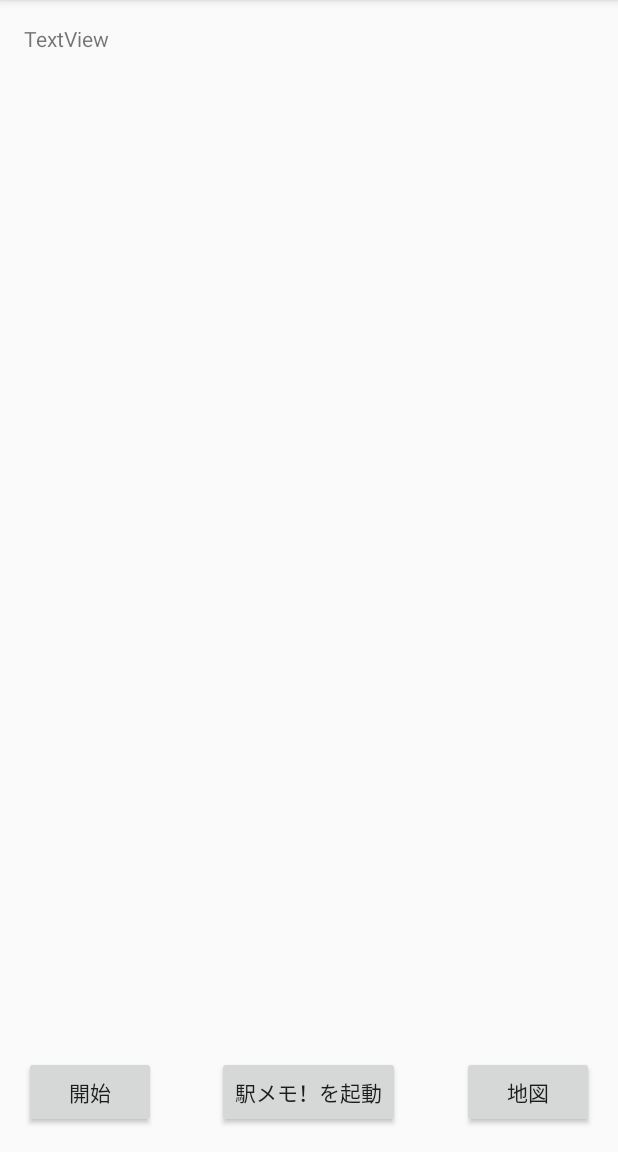
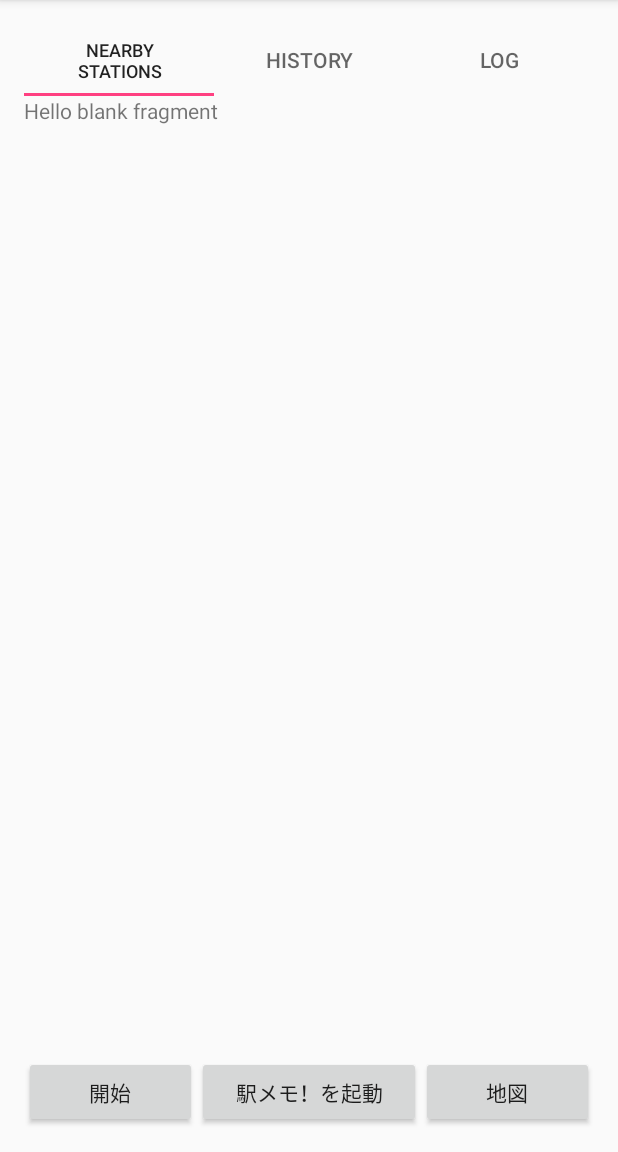
Before and after one commit to Masterisk-F/AccessSupporter, an Android app: the screen it shows after launch (MainActivity), on a phone screen of 412 x 824 dp, the part 84-1236 px from its top. Run offline under Robolectric (Android 15) with nearby library versions, the phone set to English and light mode, and no system bars; 1 statement that could not run was skipped.

Commit message:
TabLayoutとそのFragmentをとりあえず実装

```diff
--- a/app/build.gradle
+++ b/app/build.gradle
@@ -24,8 +24,9 @@ dependencies {
     androidTestCompile('com.android.support.test.espresso:espresso-core:2.2.2', {
         exclude group: 'com.android.support', module: 'support-annotations'
     })
+    compile project(':openCVLibrary320')
     compile 'com.android.support:appcompat-v7:24.2.1'
+    compile 'com.android.support:design:25.3.1'
+    compile 'com.android.support:support-v4:24.2.1'
     testCompile 'junit:junit:4.12'
-    compile project(':openCVLibrary320')
-    compile 'com.android.support:design:25.3.1'
 }
--- a/app/src/main/java/com/poyashimitter/accesssupporter/MainActivity.java
+++ b/app/src/main/java/com/poyashimitter/accesssupporter/MainActivity.java
@@ -2,12 +2,14 @@ package com.poyashimitter.accesssupporter;
 
 import android.app.ActivityManager;
 import android.app.ActivityManager.RunningServiceInfo;
-import android.content.BroadcastReceiver;
-import android.content.Context;
 import android.content.Intent;
-import android.content.IntentFilter;
 import android.content.pm.PackageManager;
+import android.net.Uri;
 import android.os.Bundle;
+import android.support.design.widget.TabLayout;
+import android.support.v4.app.Fragment;
+import android.support.v4.app.FragmentPagerAdapter;
+import android.support.v4.view.ViewPager;
 import android.support.v7.app.AppCompatActivity;
 import android.util.Log;
 import android.view.Menu;
@@ -15,25 +17,30 @@ import android.view.MenuItem;
 import android.view.View;
 import android.view.Window;
 import android.widget.Button;
-import android.widget.TextView;
 import android.widget.Toast;
 
 import com.poyashimitter.accesssupporter.Setting.SettingActivity;
+import com.poyashimitter.accesssupporter.Tabs.HistoryOfStationsFragment;
+import com.poyashimitter.accesssupporter.Tabs.LogFragment;
+import com.poyashimitter.accesssupporter.Tabs.NearbyStationsFragment;
 
 import org.opencv.android.OpenCVLoader;
 
 import java.util.List;
 
 
-public class MainActivity extends AppCompatActivity implements View.OnClickListener{
+public class MainActivity extends AppCompatActivity
+		implements View.OnClickListener,NearbyStationsFragment.OnFragmentInteractionListener,
+		HistoryOfStationsFragment.OnFragmentInteractionListener,
+		LogFragment.OnFragmentInteractionListener{
 	Button notification;
 	Button launchEkimemo;
 	Button displayMap;
 
-	TextView logTextView;
+	/*TextView logTextView;
 	BroadcastReceiver eventReceiver;
 	IntentFilter eventFilter;
-
+	*/
 
 
 	static {
@@ -55,6 +62,8 @@ public class MainActivity extends AppCompatActivity implements View.OnClickListe
 			Log.i("OpenCV", "successfully built !");
 		}
 
+		setTabAndPager();
+
 
 		notification=(Button)findViewById(R.id.notification);
 		if(serviceRunning()){//判定条件これで良い？？
@@ -70,8 +79,8 @@ public class MainActivity extends AppCompatActivity implements View.OnClickListe
 
 		Intent in=new Intent(MainActivity.this,AccessSupporterService.class);
 		startService(in.setAction("activityCreated"));
-
-		logTextView=(TextView)findViewById(R.id.logTextView);
+		/*
+		logTextView=(TextView)findViewById(logTextView);
 
 
 		//Serviceからのメッセージを受け取るための設定
@@ -81,23 +90,85 @@ public class MainActivity extends AppCompatActivity implements View.OnClickListe
 				if(logTextView!=null){
 					String str=intent.getStringExtra(AccessSupporterService.STATUS_CHANGED);
 					str+="\n"+logTextView.getText();
-					str=str.substring(0,Math.min(str.length(),2000));
+					str=str.substring(0,Math.min(str.length(),4000));
 					logTextView.setText(str);
 				}
 			}
 		};
 		eventFilter=new IntentFilter();
 		eventFilter.addAction(AccessSupporterService.STATUS_CHANGED);
-		registerReceiver(eventReceiver,eventFilter);
+		registerReceiver(eventReceiver,eventFilter);*/
 	}
 
 
+	void setTabAndPager(){
+		final String[] title={"nearby stations","history","log"};
+
+		TabLayout tabLayout=(TabLayout)findViewById(R.id.tabs);
+		for(int i=0;i<title.length;i++){
+			tabLayout.addTab(tabLayout.newTab());
+		}
+
+		ViewPager viewPager=(ViewPager)findViewById(R.id.pager);
+		viewPager.setAdapter(new FragmentPagerAdapter(getSupportFragmentManager()) {
+			@Override
+			public Fragment getItem(int position) {
+				Fragment fragment=null;
+				switch(position){
+					case 0:
+						fragment= HistoryOfStationsFragment.newInstance(null,null);
+						break;
+					case 1:
+						fragment= NearbyStationsFragment.newInstance(null,null);
+						break;
+					case 2:
+						fragment= LogFragment.newInstance(null,null);
+						break;
+				}
+				return fragment;
+			}
+
+			@Override
+			public int getCount() {
+				return title.length;
+			}
+
+			@Override
+			public CharSequence getPageTitle(int position) {
+				return title[position];
+			}
+		});
+
+		viewPager.addOnPageChangeListener(new ViewPager.OnPageChangeListener() {
+			@Override
+			public void onPageScrolled(int position, float positionOffset, int positionOffsetPixels) {
+
+			}
+
+			@Override
+			public void onPageSelected(int position) {
+
+			}
+
+			@Override
+			public void onPageScrollStateChanged(int state) {
+
+			}
+		});
+		tabLayout.setupWithViewPager(viewPager);
+	}
+
+
+	@Override
+	public void onFragmentInteraction(Uri uri) {
+
+	}
 
 	@Override
 	protected void onDestroy() {
 		Intent in=new Intent(MainActivity.this,AccessSupporterService.class);
 		startService(in.setAction("activityDestroyed"));
-		unregisterReceiver(eventReceiver);
+		//unregisterReceiver(eventReceiver);
 		super.onDestroy();
 	}
 
@@ -105,7 +176,7 @@ public class MainActivity extends AppCompatActivity implements View.OnClickListe
 	public void onClick(View v) {
 		switch(v.getId()){
 			case R.id.notification:
-				logTextView.setText("");
+				//logTextView.setText("");
 				Intent in=new Intent(MainActivity.this,AccessSupporterService.class);
 				if(/*!serviceRunning()*/notification.getText().equals("開始")){
 					startService(in.setAction("start"));
@@ -152,7 +223,6 @@ public class MainActivity extends AppCompatActivity implements View.OnClickListe
 		ActivityManager am = (ActivityManager)this.getSystemService(ACTIVITY_SERVICE);
 		List<RunningServiceInfo> listServiceInfo = am.getRunningServices(Integer.MAX_VALUE);
 		for (RunningServiceInfo curr : listServiceInfo) {
-			//Log.d("AccessSupporter",curr.service.getClassName());
 			// クラス名を比較
 			if (curr.service.getClassName().equals(AccessSupporterService.class.getName())) {
 				// 実行中のサービスと一致
--- /dev/null
+++ b/app/src/main/java/com/poyashimitter/accesssupporter/Tabs/HistoryOfStationsFragment.java
@@ -0,0 +1,109 @@
+package com.poyashimitter.accesssupporter.Tabs;
+
+import android.content.Context;
+import android.net.Uri;
+import android.os.Bundle;
+import android.support.v4.app.Fragment;
+import android.view.LayoutInflater;
+import android.view.View;
+import android.view.ViewGroup;
+
+import com.poyashimitter.accesssupporter.R;
+
+/**
+ * A simple {@link Fragment} subclass.
+ * Activities that contain this fragment must implement the
+ * {@link HistoryOfStationsFragment.OnFragmentInteractionListener} interface
+ * to handle interaction events.
+ * Use the {@link HistoryOfStationsFragment#newInstance} factory method to
+ * create an instance of this fragment.
+ *
+ */
+public class HistoryOfStationsFragment extends Fragment {
+    // TODO: Rename parameter arguments, choose names that match
+    // the fragment initialization parameters, e.g. ARG_ITEM_NUMBER
+    private static final String ARG_PARAM1 = "param1";
+    private static final String ARG_PARAM2 = "param2";
+
+    // TODO: Rename and change types of parameters
+    private String mParam1;
+    private String mParam2;
+
+    private OnFragmentInteractionListener mListener;
+
+    /**
+     * Use this factory method to create a new instance of
+     * this fragment using the provided parameters.
+     *
+     * @param param1 Parameter 1.
+     * @param param2 Parameter 2.
+     * @return A new instance of fragment HistoryOfStationsFragment.
+     */
+    // TODO: Rename and change types and number of parameters
+    public static HistoryOfStationsFragment newInstance(String param1, String param2) {
+        HistoryOfStationsFragment fragment = new HistoryOfStationsFragment();
+        Bundle args = new Bundle();
+        args.putString(ARG_PARAM1, param1);
+        args.putString(ARG_PARAM2, param2);
+        fragment.setArguments(args);
+        return fragment;
+    }
+    public HistoryOfStationsFragment() {
+        // Required empty public constructor
+    }
+
+    @Override
+    public void onCreate(Bundle savedInstanceState) {
+        super.onCreate(savedInstanceState);
+        if (getArguments() != null) {
+            mParam1 = getArguments().getString(ARG_PARAM1);
+            mParam2 = getArguments().getString(ARG_PARAM2);
+        }
+    }
+
+    @Override
+    public View onCreateView(LayoutInflater inflater, ViewGroup container,
+                             Bundle savedInstanceState) {
+        // Inflate the layout for this fragment
+        return inflater.inflate(R.layout.fragment_history_of_stations, container, false);
+    }
+
+    // TODO: Rename method, update argument and hook method into UI event
+    public void onButtonPressed(Uri uri) {
+        if (mListener != null) {
+            mListener.onFragmentInteraction(uri);
+        }
+    }
+
+    @Override
+    public void onAttach(Context context) {
+        super.onAttach(context);
+        if (context instanceof OnFragmentInteractionListener) {
+            mListener = (OnFragmentInteractionListener) context;
+        } else {
+            throw new RuntimeException(context.toString()
+                    + " must implement OnFragmentInteractionListener");
+        }
+    }
+
+    @Override
+    public void onDetach() {
+        super.onDetach();
+        mListener = null;
+    }
+
+    /**
+     * This interface must be implemented by activities that contain this
+     * fragment to allow an interaction in this fragment to be communicated
+     * to the activity and potentially other fragments contained in that
+     * activity.
+     * <p>
+     * See the Android Training lesson <a href=
+     * "http://developer.android.com/training/basics/fragments/communicating.html"
+     * >Communicating with Other Fragments</a> for more information.
+     */
+    public interface OnFragmentInteractionListener {
+        // TODO: Update argument type and name
+        void onFragmentInteraction(Uri uri);
+    }
+}
--- /dev/null
+++ b/app/src/main/java/com/poyashimitter/accesssupporter/Tabs/NearbyStationsFragment.java
@@ -0,0 +1,109 @@
+package com.poyashimitter.accesssupporter.Tabs;
+
+import android.content.Context;
+import android.net.Uri;
+import android.os.Bundle;
+import android.support.v4.app.Fragment;
+import android.view.LayoutInflater;
+import android.view.View;
+import android.view.ViewGroup;
+
+import com.poyashimitter.accesssupporter.R;
+
+/**
+ * A simple {@link Fragment} subclass.
+ * Activities that contain this fragment must implement the
+ * {@link NearbyStationsFragment.OnFragmentInteractionListener} interface
+ * to handle interaction events.
+ * Use the {@link NearbyStationsFragment#newInstance} factory method to
+ * create an instance of this fragment.
+ */
+public class NearbyStationsFragment extends Fragment {
+	// TODO: Rename parameter arguments, choose names that match
+	// the fragment initialization parameters, e.g. ARG_ITEM_NUMBER
+	private static final String ARG_PARAM1 = "param1";
+	private static final String ARG_PARAM2 = "param2";
+
+	// TODO: Rename and change types of parameters
+	private String mParam1;
+	private String mParam2;
+
+	private OnFragmentInteractionListener mListener;
+
+	public NearbyStationsFragment() {
+		// Required empty public constructor
+	}
+
+	/**
+	 * Use this factory method to create a new instance of
+	 * this fragment using the provided parameters.
+	 *
+	 * @param param1 Parameter 1.
+	 * @param param2 Parameter 2.
+	 * @return A new instance of fragment NearbyStationsFragment.
+	 */
+	// TODO: Rename and change types and number of parameters
+	public static NearbyStationsFragment newInstance(String param1, String param2) {
+		NearbyStationsFragment fragment = new NearbyStationsFragment();
+		Bundle args = new Bundle();
+		args.putString(ARG_PARAM1, param1);
+		args.putString(ARG_PARAM2, param2);
+		fragment.setArguments(args);
+		return fragment;
+	}
+
+	@Override
+	public void onCreate(Bundle savedInstanceState) {
+		super.onCreate(savedInstanceState);
+		if(getArguments() != null){
+			mParam1 = getArguments().getString(ARG_PARAM1);
+			mParam2 = getArguments().getString(ARG_PARAM2);
+		}
+	}
+
+	@Override
+	public View onCreateView(LayoutInflater inflater, ViewGroup container,
+							 Bundle savedInstanceState) {
+		// Inflate the layout for this fragment
+		return inflater.inflate(R.layout.fragment_nearby_stations, container, false);
+	}
+
+	// TODO: Rename method, update argument and hook method into UI event
+	public void onButtonPressed(Uri uri) {
+		if(mListener != null){
+			mListener.onFragmentInteraction(uri);
+		}
+	}
+
+	@Override
+	public void onAttach(Context context) {
+		super.onAttach(context);
+		if(context instanceof OnFragmentInteractionListener){
+			mListener = (OnFragmentInteractionListener)context;
+		}else{
+			throw new RuntimeException(context.toString()
+					+ " must implement OnFragmentInteractionListener");
+		}
+	}
+
+	@Override
+	public void onDetach() {
+		super.onDetach();
+		mListener = null;
+	}
+
+	/**
+	 * This interface must be implemented by activities that contain this
+	 * fragment to allow an interaction in this fragment to be communicated
+	 * to the activity and potentially other fragments contained in that
+	 * activity.
+	 * <p>
+	 * See the Android Training lesson <a href=
+	 * "http://developer.android.com/training/basics/fragments/communicating.html"
+	 * >Communicating with Other Fragments</a> for more information.
+	 */
+	public interface OnFragmentInteractionListener {
+		// TODO: Update argument type and name
+		void onFragmentInteraction(Uri uri);
+	}
+}
--- a/app/src/main/res/layout/activity_main.xml
+++ b/app/src/main/res/layout/activity_main.xml
@@ -10,37 +10,82 @@
     android:paddingTop="@dimen/activity_vertical_margin"
     tools:context="com.poyashimitter.accesssupporter.MainActivity">
 
+    <LinearLayout
+        android:id="@+id/buttons"
+        android:layout_width="match_parent"
+        android:layout_height="wrap_content"
+        android:layout_alignParentBottom="true"
+        android:orientation="horizontal"
+        android:clickable="true">
+
         <Button
-        android:text="開始"
+            android:id="@+id/notification"
             android:layout_width="wrap_content"
             android:layout_height="wrap_content"
-        android:id="@+id/notification"
-        android:elevation="0dp"
-        android:layout_alignParentBottom="true"
-        android:layout_alignParentLeft="true"
-        android:layout_alignParentStart="true" />
+            android:layout_weight="1"
+            android:text="開始"/>
 
         <Button
-        android:text="駅メモ！を起動"
+            android:id="@+id/launchEkimemo"
             android:layout_width="wrap_content"
             android:layout_height="wrap_content"
-        android:layout_alignParentBottom="true"
-        android:layout_centerHorizontal="true"
-        android:id="@+id/launchEkimemo"/>
+            android:layout_weight="1"
+            android:text="駅メモ！を起動"/>
 
         <Button
-        android:text="地図"
+            android:id="@+id/displayMap"
             android:layout_width="wrap_content"
             android:layout_height="wrap_content"
-        android:layout_alignTop="@+id/notification"
-        android:layout_alignParentRight="true"
-        android:layout_alignParentEnd="true"
-        android:id="@+id/displayMap" />
+            android:layout_weight="1"
+            android:text="地図"/>
 
+    </LinearLayout>
+
+    <LinearLayout
+        android:id="@+id/tabs_and_pager"
+        android:layout_width="match_parent"
+        android:layout_height="wrap_content"
+        android:orientation="vertical"
+        android:layout_above="@+id/buttons">
+
+        <android.support.design.widget.TabLayout
+            android:id="@+id/tabs"
+            android:layout_width="match_parent"
+            android:layout_height="wrap_content">
+
+            <android.support.design.widget.TabItem
+                android:id="@+id/nearby_stations"
+                android:layout_width="wrap_content"
+                android:layout_height="wrap_content"
+                android:text="nearby stations"/>
+
+            <android.support.design.widget.TabItem
+                android:id="@+id/history"
+                android:layout_width="wrap_content"
+                android:layout_height="wrap_content"
+                android:text="history"/>
+
+            <android.support.design.widget.TabItem
+                android:id="@+id/log"
+                android:layout_width="wrap_content"
+                android:layout_height="wrap_content"
+                android:text="log"/>
+
+        </android.support.design.widget.TabLayout>
+
+        <android.support.v4.view.ViewPager
+            android:id="@+id/pager"
+            android:layout_width="match_parent"
+            android:layout_height="match_parent"
+            android:layout_below="@+id/tabs"/>
+
+    </LinearLayout>
+
+<!--
     <ScrollView
         android:layout_width="match_parent"
         android:layout_height="match_parent"
-        android:layout_above="@+id/notification">
+        android:layout_above="@+id/buttons">
 
         <LinearLayout
             android:layout_width="match_parent"
@@ -52,7 +97,9 @@
                 android:layout_width="match_parent"
                 android:layout_height="wrap_content"
                 android:text="TextView"/>
+
         </LinearLayout>
     </ScrollView>
+-->
 
 </RelativeLayout>
--- /dev/null
+++ b/app/src/main/res/layout/fragment_history_of_stations.xml
@@ -0,0 +1,13 @@
+<FrameLayout xmlns:android="http://schemas.android.com/apk/res/android"
+    xmlns:tools="http://schemas.android.com/tools"
+    android:layout_width="match_parent"
+    android:layout_height="match_parent"
+    tools:context="com.poyashimitter.accesssupporter.Tabs.HistoryOfStationsFragment">
+
+    <!-- TODO: Update blank fragment layout -->
+    <TextView
+        android:layout_width="match_parent"
+        android:layout_height="match_parent"
+        android:text="@string/hello_blank_fragment" />
+
+</FrameLayout>
--- a/app/src/main/res/values/strings.xml
+++ b/app/src/main/res/values/strings.xml
@@ -1,4 +1,7 @@
 <resources>
     <string name="app_name">AccessSupporter</string>
     <string name="action_settings">設定</string>
+
+    <!-- TODO: Remove or change this placeholder text -->
+    <string name="hello_blank_fragment">Hello blank fragment</string>
 </resources>
```
Also changed, not shown: app/src/main/java/com/poyashimitter/accesssupporter/AccessSupporterService.java (+6 -1 lines), app/src/main/java/com/poyashimitter/accesssupporter/ImageProcesser.java (+1 -17 lines), app/src/main/java/com/poyashimitter/accesssupporter/Tabs/LogFragment.java (added, +148 -0 lines), app/src/main/res/layout/fragment_log.xml (added, +25 -0 lines), app/src/main/res/layout/fragment_nearby_stations.xml (added, +41 -0 lines). Lines whose indentation alone changed are shown as unchanged.
